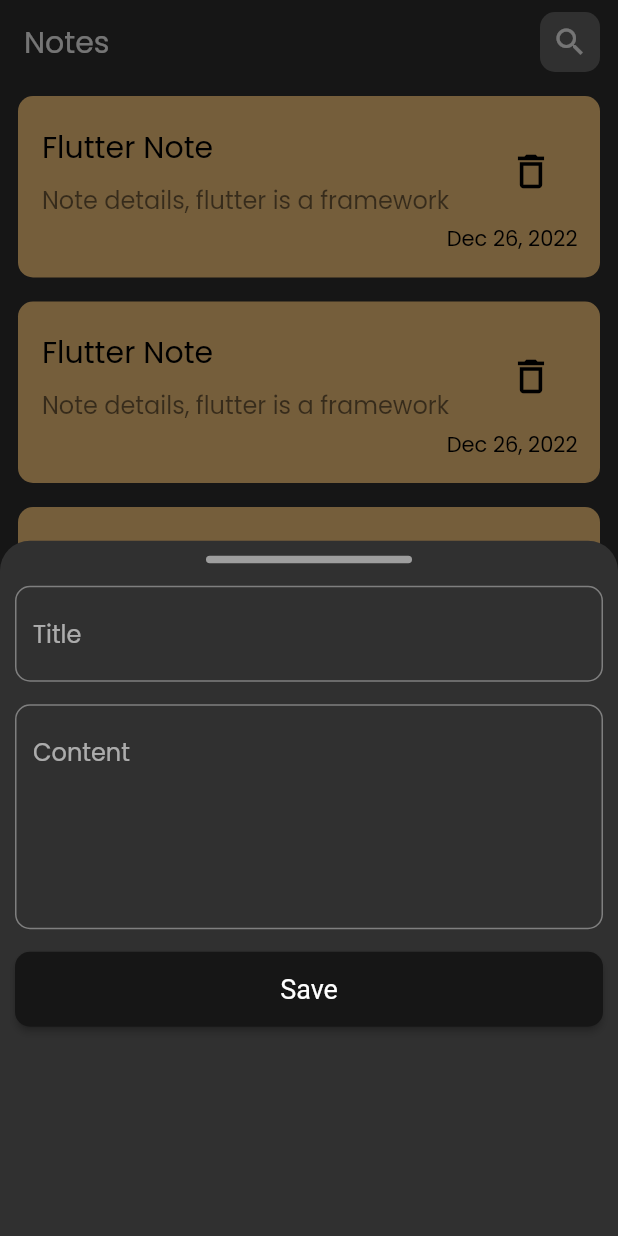
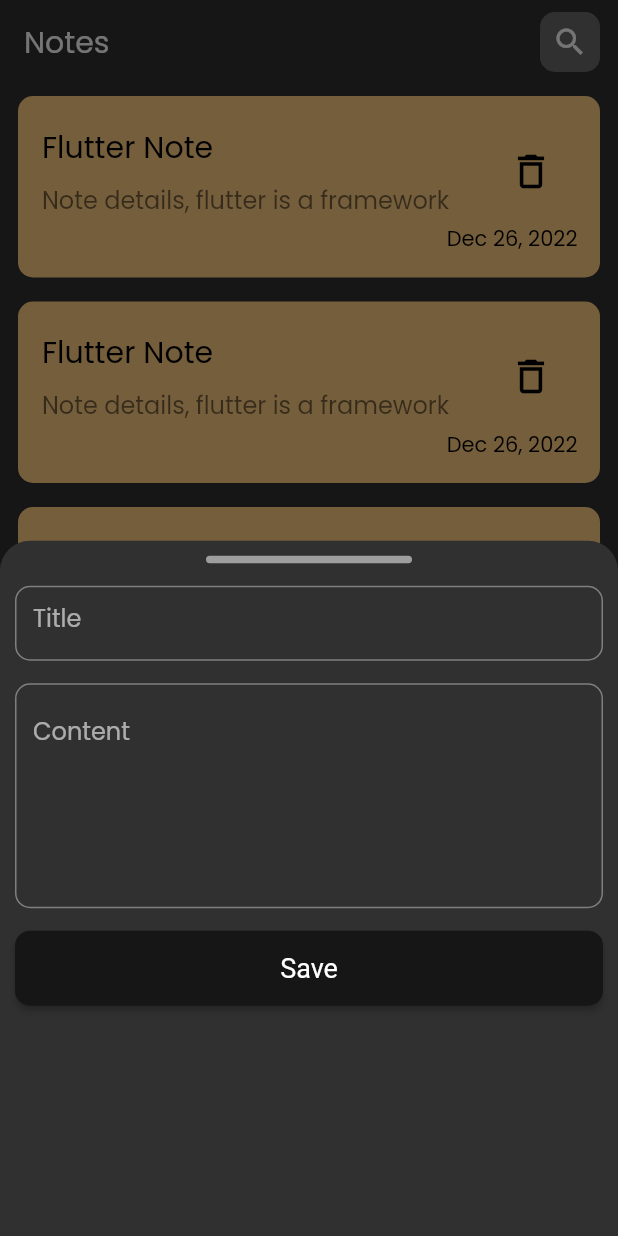
Before and after one commit to Mohamed-Ararr/notesApp, a Flutter app: the screen it shows after launch, after a tap on the "add" icon, on a phone screen of 412 x 824 dp. Run offline on Flutter 3.47's test engine with Material 2 defaults, Android fonts, the phone set to English and light mode, and no system bars; drawn by our look-alikes of modal_progress_hud_nsn; our stand-ins replace bloc, flutter_bloc, hive, hive_flutter; accounts and stored records are empty.

Commit message:
refactor blocProvider to bottomsheet only

```diff
--- a/lib/cubits/addNoteCubit/add_note_cubits.dart
+++ b/lib/cubits/addNoteCubit/add_note_cubits.dart
@@ -8,6 +8,8 @@ part 'add_note_state.dart';
 
 class AddNotesCubit extends Cubit<AddNoteState> {
   AddNotesCubit() : super(AddNoteInitial());
+
+  List<NoteModel> noteList = [];
 
   addNote(NoteModel note) async {
     emit(AddNoteLoading());
--- a/lib/main.dart
+++ b/lib/main.dart
@@ -22,11 +22,7 @@ class MyApp extends StatelessWidget {
   const MyApp({Key? key}) : super(key: key);
   @override
   Widget build(BuildContext context) {
-    return MultiBlocProvider(
-      providers: [
-        BlocProvider(create: (context) => AddNotesCubit()),
-      ],
-      child: MaterialApp(
+    return MaterialApp(
       routes: {
         EditNoteView.id: (context) => const EditNoteView(),
       },
@@ -37,7 +33,6 @@ class MyApp extends StatelessWidget {
         brightness: Brightness.dark,
       ),
       home: const MyHomePage(),
-      ),
     );
   }
 }
--- a/lib/simpleBlocObserver.dart
+++ b/lib/simpleBlocObserver.dart
@@ -8,10 +8,14 @@ class SimpleBlocObserver implements BlocObserver {
   }
 
   @override
-  void onClose(BlocBase bloc) {}
+  void onClose(BlocBase bloc) {
+    debugPrint('close: $bloc');
+  }
 
   @override
-  void onCreate(BlocBase bloc) {}
+  void onCreate(BlocBase bloc) {
+    debugPrint('create: $bloc');
+  }
 
   @override
   void onError(BlocBase bloc, Object error, StackTrace stackTrace) {}
--- a/lib/view/widgets/CustomButton.dart
+++ b/lib/view/widgets/CustomButton.dart
@@ -10,7 +10,9 @@ class CustomButton extends StatelessWidget {
 
   @override
   Widget build(BuildContext context) {
-    return ElevatedButton(
+    return Padding(
+      padding: const EdgeInsets.symmetric(horizontal: 10),
+      child: ElevatedButton(
         style: ElevatedButton.styleFrom(
           primary: mainColor,
           textStyle: const TextStyle(
@@ -23,6 +25,7 @@ class CustomButton extends StatelessWidget {
         ),
         onPressed: onPressed,
         child: Text(buttonTitle),
+      ),
     );
   }
 }
--- a/lib/view/widgets/addNoteForm.dart
+++ b/lib/view/widgets/addNoteForm.dart
@@ -29,6 +29,7 @@ class _FormNoteState extends State<FormNote> {
       child: Column(
         children: [
           Container(
+            margin: const EdgeInsets.only(top: 10),
             height: 5,
             width: MediaQuery.of(context).size.width / 3,
             decoration: BoxDecoration(
@@ -37,19 +38,26 @@ class _FormNoteState extends State<FormNote> {
             ),
           ),
           const SizedBox(height: 15),
-          CustomTextField(
+          Container(
+            height: 50,
+            padding: const EdgeInsets.symmetric(horizontal: 10),
+            child: CustomTextField(
               hint: 'Title',
               onSaved: (value) {
                 title = value;
               },
             ),
+          ),
           const SizedBox(height: 15),
-          CustomTextField(
+          Container(
+            padding: const EdgeInsets.symmetric(horizontal: 10),
+            child: CustomTextField(
               hint: 'Content',
               maxL: 5,
               onSaved: (value) {
                 content = value;
               },
+            ),
           ),
           const SizedBox(height: 15),
           CustomButton(
--- a/lib/view/widgets/customBottomSheet.dart
+++ b/lib/view/widgets/customBottomSheet.dart
@@ -12,14 +12,16 @@ class CustomBottomSheet extends StatelessWidget {
 
   @override
   Widget build(BuildContext context) {
-    return Container(
+    return BlocProvider(
+      create: (context) => AddNotesCubit(),
+      child: Container(
         decoration: const BoxDecoration(
           borderRadius: BorderRadius.only(
             topRight: Radius.circular(20),
             topLeft: Radius.circular(20),
           ),
         ),
-      padding: const EdgeInsets.symmetric(horizontal: 10, vertical: 10),
+        // padding: const EdgeInsets.symmetric(horizontal: 10, vertical: 10),
         height: MediaQuery.of(context).size.height / 1,
         child: BlocConsumer<AddNotesCubit, AddNoteState>(
           listener: (context, state) {
@@ -28,16 +30,28 @@ class CustomBottomSheet extends StatelessWidget {
             }
 
             if (state is AddNoteSuccess) {
+              print('operation success, ${state.toString()}');
               Navigator.pop(context);
             }
           },
           builder: (context, state) {
-          return ModalProgressHUD(
+            return ClipRRect(
+              borderRadius: const BorderRadius.only(
+                topLeft: Radius.circular(20),
+                topRight: Radius.circular(20),
+              ),
+              child: ModalProgressHUD(
+                opacity: 0.1,
+                blur: 2,
                 color: Colors.white,
                 inAsyncCall: state is AddNoteLoading ? true : false,
-            child: const SingleChildScrollView(child: FormNote()),
+                child: const SingleChildScrollView(
+                  child: FormNote(),
+                ),
+              ),
             );
           },
+        ),
       ),
     );
   }
```
Also changed, not shown: 1 other file. Lines whose indentation alone changed are shown as unchanged.
